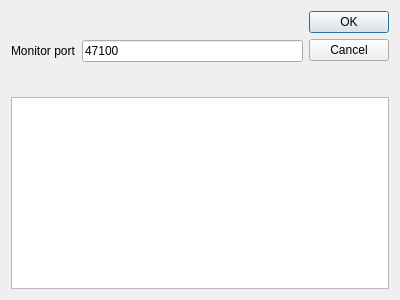
Qt form src/gui/runs.ui (LeCAD-PEG/SOLPS-GUI) before a commit.
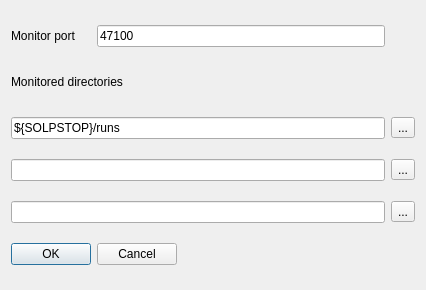
The same form after that commit.

Commit message: list directories run

The edit to the form file:
```diff
--- a/src/gui/runs.ui
+++ b/src/gui/runs.ui
@@ -6,8 +6,8 @@
    <rect>
     <x>0</x>
     <y>0</y>
-    <width>400</width>
-    <height>300</height>
+    <width>426</width>
+    <height>290</height>
    </rect>
   </property>
   <property name="windowTitle">
@@ -28,18 +28,72 @@
      </property>
     </widget>
    </item>
-   <item row="0" column="2">
-    <widget class="QDialogButtonBox" name="buttonBox">
-     <property name="orientation">
-      <enum>Qt::Vertical</enum>
+   <item row="2" column="0" colspan="2">
+    <widget class="QLineEdit" name="lineEdit_rundir">
+     <property name="text">
+      <string>${SOLPSTOP}/runs</string>
      </property>
-     <property name="standardButtons">
-      <set>QDialogButtonBox::Cancel|QDialogButtonBox::Ok</set>
+    </widget>
+   </item>
+   <item row="2" column="2">
+    <widget class="QToolButton" name="toolButtonView">
+     <property name="text">
+      <string>...</string>
      </property>
     </widget>
    </item>
-   <item row="1" column="0" colspan="3">
-    <widget class="QListView" name="listView"/>
+   <item row="3" column="0" colspan="2">
+    <widget class="QLineEdit" name="lineEdit_rundir2"/>
+   </item>
+   <item row="3" column="2">
+    <widget class="QToolButton" name="toolButtonView2">
+     <property name="text">
+      <string>...</string>
+     </property>
+    </widget>
+   </item>
+   <item row="4" column="0" colspan="2">
+    <widget class="QLineEdit" name="lineEdit_rundir3"/>
+   </item>
+   <item row="4" column="2">
+    <widget class="QToolButton" name="toolButtonView3">
+     <property name="text">
+      <string>...</string>
+     </property>
+    </widget>
+   </item>
+   <item row="5" column="0">
+    <widget class="QPushButton" name="pushButton_OK">
+     <property name="text">
+      <string>OK</string>
+     </property>
+    </widget>
+   </item>
+   <item row="5" column="1">
+    <widget class="QPushButton" name="pushButton_Cancel">
+     <property name="maximumSize">
+      <size>
+       <width>80</width>
+       <height>100</height>
+      </size>
+     </property>
+     <property name="text">
+      <string>Cancel</string>
+     </property>
+    </widget>
+   </item>
+   <item row="1" column="0" colspan="2">
+    <widget class="QLabel" name="label_2">
+     <property name="maximumSize">
+      <size>
+       <width>200</width>
+       <height>30</height>
+      </size>
+     </property>
+     <property name="text">
+      <string>Monitored directories</string>
+     </property>
+    </widget>
    </item>
   </layout>
  </widget>
```
Left out of the diff: 28 changed lines with no effect on the pictures. The commit also changes 2 other files.
